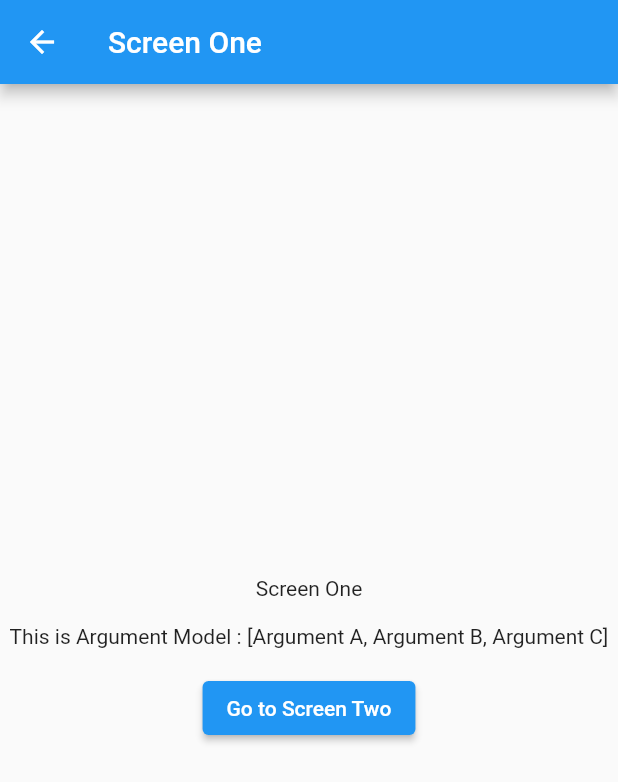
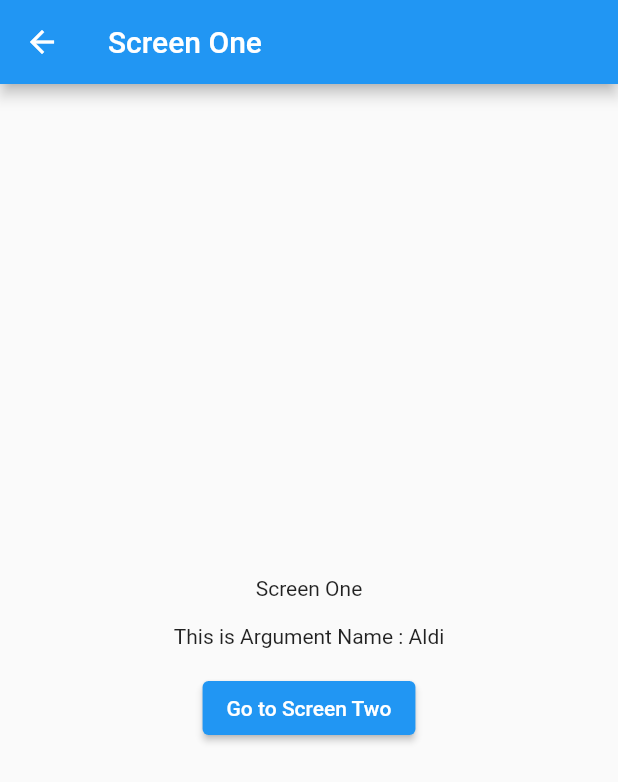
Before and after one commit to imaldila/aorl_apps_GetX, a Flutter app: the PassDataScreen screen opened by its route, after a tap on "Go to Screen One", on a phone screen of 412 x 824 dp. Shown: the top 782 px of the screen. Run offline on Flutter 3.47's test engine with Material 2 defaults, Android fonts, the phone set to English and light mode, and no system bars; our stand-ins replace get.

Commit message:
fix args

```diff
--- a/lib/features/passdata/screens/passdata_screen.dart
+++ b/lib/features/passdata/screens/passdata_screen.dart
@@ -21,10 +21,9 @@ class PassDataScreen extends StatelessWidget {
           onPressed: () {
             Get.toNamed(
               RouteName.screenone,
-              arguments: [
-                ArgumentModel(),
-                Name(name: 'Aldi'),
-              ],
+              arguments:
+                [Name(name: 'Aldi')],
+
             );
           },
           child: const Text('Go to Screen One'),
--- a/lib/features/passdata/screens/screen_one.dart
+++ b/lib/features/passdata/screens/screen_one.dart
@@ -10,9 +10,9 @@ class ScreenOne extends StatelessWidget {
 
   @override
   Widget build(BuildContext context) {
-    ArgumentModel argumentModel = Get.arguments[0];
+    // ArgumentModel argumentModel = Get.arguments[0];
 
-    Name name = Get.arguments[1];
+    Name name = Get.arguments[0];
 
     return Scaffold(
       appBar: AppBar(
@@ -25,13 +25,13 @@ class ScreenOne extends StatelessWidget {
           children: [
             const Text('Screen One'),
             const SizedBox(height: 16),
-            Text('This is Argument Model : ${argumentModel.listArg}'),
-            // Text('This is Argument Name : ${name.name}'),
+            // Text('This is Argument Model : ${argumentModel.listArg}'),
+            Text('This is Argument Name : ${name.name}'),
             const SizedBox(height: 16),
             ElevatedButton(
               onPressed: () {
                 Get.toNamed(RouteName.screentwo,
-                    arguments: [argumentModel, name]);
+                    arguments: [name, ArgumentModel()]);
               },
               child: const Text('Go to Screen Two'),
             ),
--- a/lib/features/passdata/screens/screen_three.dart
+++ b/lib/features/passdata/screens/screen_three.dart
@@ -2,12 +2,17 @@ import 'package:flutter/material.dart';
 import 'package:get/get.dart';
 
 import '../../../router/route_name.dart';
+import '../models/argument_model.dart';
+import '../models/name_model.dart';
 
 class ScreenThree extends StatelessWidget {
   const ScreenThree({Key? key}) : super(key: key);
 
   @override
   Widget build(BuildContext context) {
+    // ArgumentModel argumentModel = Get.arguments[1];
+
+    Name name = Get.arguments[0];
     return Scaffold(
       appBar: AppBar(
         title: const Text('Screen Three'),
@@ -19,11 +24,11 @@ class ScreenThree extends StatelessWidget {
           children: [
             const Text('Screen Three'),
             const SizedBox(height: 16),
-            Text('This is Argument : ${Get.arguments}'),
+            Text('This is Argument : ${name.name}'),
             const SizedBox(height: 16),
             ElevatedButton(
               onPressed: () {
-                Get.toNamed(
+                Get.offAll(
                   RouteName.passData,
                 );
               },
--- a/lib/features/passdata/screens/screen_two.dart
+++ b/lib/features/passdata/screens/screen_two.dart
@@ -1,40 +1,24 @@
 import 'package:flutter/material.dart';
 import 'package:get/get.dart';
 
-import '../../../router/route_name.dart';
 import '../models/argument_model.dart';
 import '../models/name_model.dart';
+import 'components/col_arg.dart';
 
 class ScreenTwo extends StatelessWidget {
   const ScreenTwo({Key? key}) : super(key: key);
 
   @override
   Widget build(BuildContext context) {
-    ArgumentModel argumentModel = Get.arguments[0];
+    ArgumentModel argumentModel = Get.arguments[1];
 
-    Name name = Get.arguments[1];
+    Name name = Get.arguments[0];
     return Scaffold(
       appBar: AppBar(
-        title: const Text('Screen Two'),
+        title: const Text('Screen Three'),
       ),
       body: Center(
-        child: Column(
-          mainAxisAlignment: MainAxisAlignment.center,
-          crossAxisAlignment: CrossAxisAlignment.center,
-          children: [
-            const Text('Screen Two'),
-            const SizedBox(height: 16),
-            Text('This is Argument Model : ${argumentModel.listArg}'),
-            Text('This is Argument Name : ${name.name}'),
-            const SizedBox(height: 16),
-            ElevatedButton(
-              onPressed: () {
-                Get.toNamed(RouteName.screenthree, arguments: 2);
-              },
-              child: const Text('Go to Screen Two'),
-            ),
-          ],
-        ),
+        child: ColArg(argumentModel: argumentModel, name: name),
       ),
     );
   }
```
Also changed, not shown: lib/features/passdata/screens/components/col_arg.dart (added, +41 -0 lines).
